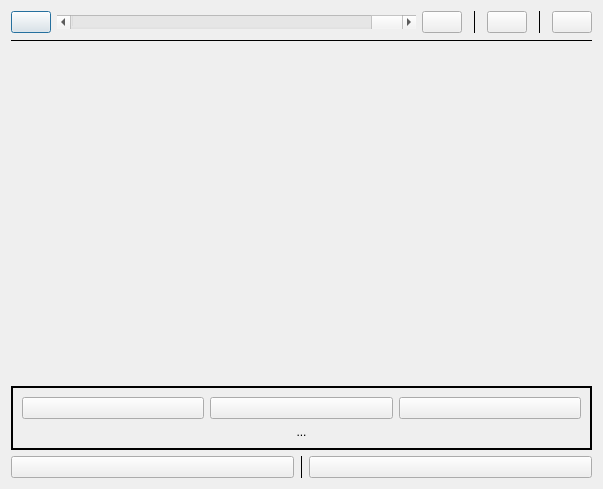
First picture: the form in src/widgets/dialogs/audio/audiodialog.ui, repository Quill-OS/quill, before the edit.
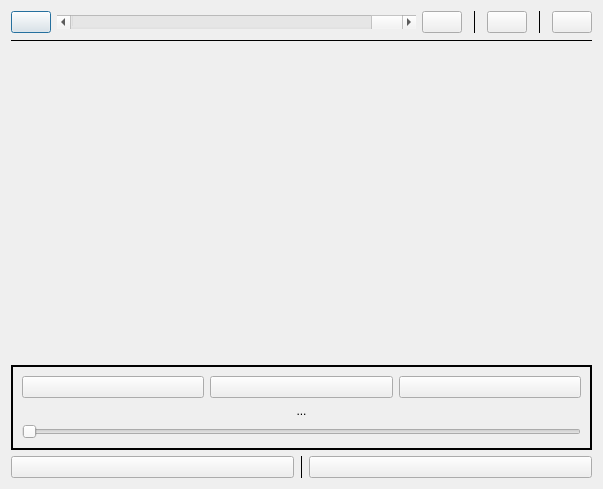
Second picture: the form after the edit. Icons and pictures are not drawn.

```diff
--- a/src/widgets/dialogs/audio/audiodialog.ui
+++ b/src/widgets/dialogs/audio/audiodialog.ui
@@ -219,7 +219,7 @@
         <x>0</x>
         <y>0</y>
         <width>585</width>
-        <height>167</height>
+        <height>148</height>
        </rect>
       </property>
       <layout class="QVBoxLayout" name="verticalLayout_3">
@@ -247,7 +247,7 @@
     </spacer>
    </item>
    <item>
-    <widget class="QFrame" name="">
+    <widget class="QFrame" name="frame">
      <property name="frameShape">
       <enum>QFrame::Box</enum>
      </property>
@@ -302,6 +302,22 @@
         </property>
        </widget>
       </item>
+      <item>
+       <widget class="QSlider" name="progressSlider">
+        <property name="focusPolicy">
+         <enum>Qt::NoFocus</enum>
+        </property>
+        <property name="maximum">
+         <number>100</number>
+        </property>
+        <property name="pageStep">
+         <number>1</number>
+        </property>
+        <property name="orientation">
+         <enum>Qt::Horizontal</enum>
+        </property>
+       </widget>
+      </item>
      </layout>
     </widget>
    </item>
```
